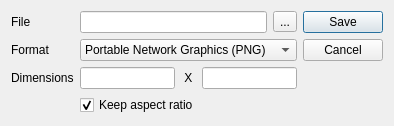
The window that src/gui/exportdialog.ui (tikzit/tikzit) describes before a commit, drawn with Qt 5.
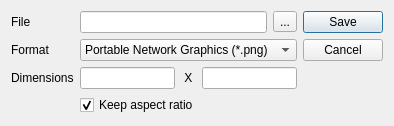
The same window after the commit.

Commit message: added export dialog

```diff
--- a/src/gui/exportdialog.ui
+++ b/src/gui/exportdialog.ui
@@ -54,7 +54,7 @@
       <widget class="QComboBox" name="fileFormat">
        <item>
         <property name="text">
-         <string>Portable Network Graphics (PNG)</string>
+         <string>Portable Network Graphics (*.png)</string>
         </property>
        </item>
        <item>
```
Left out of the diff: 6 changed lines with no effect on the pictures. The commit also changes 1 other file.
